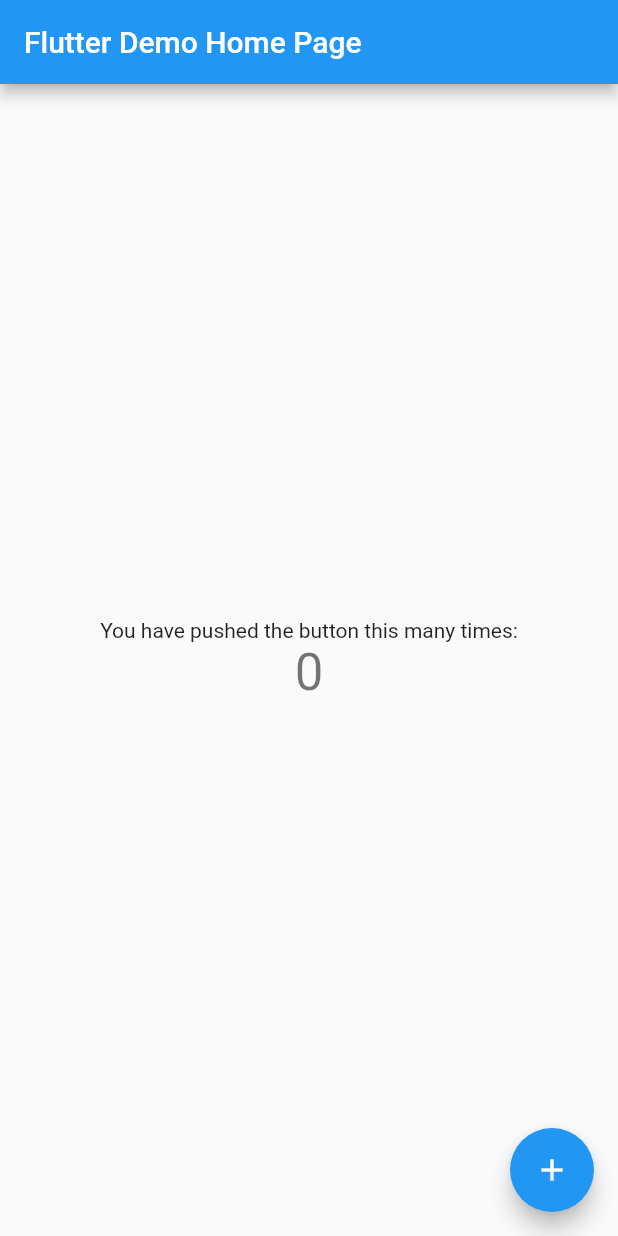
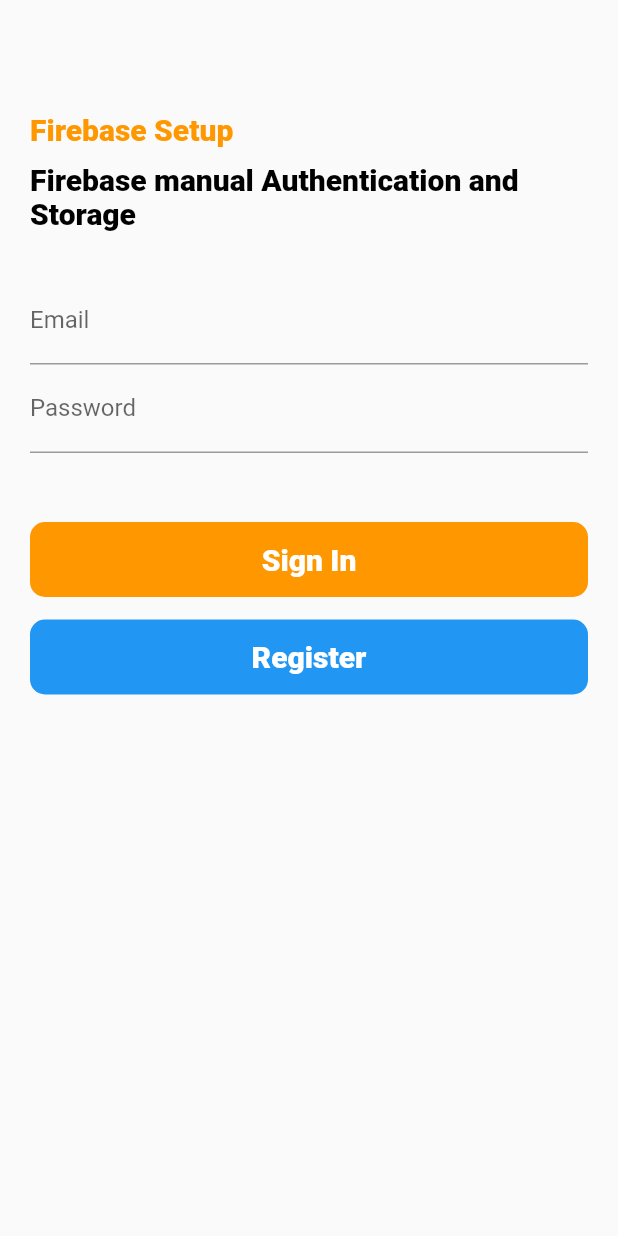
Before and after one commit to ClementPeter/firebase_setup, a Flutter app: the screen it shows after launch, on a phone screen of 412 x 824 dp. Run offline on Flutter 3.47's test engine with Material 2 defaults, Android fonts, the phone set to English and light mode, and no system bars; our stand-ins replace cloud_firestore, firebase_auth, firebase_core; accounts and stored records are empty.

Commit message:
build💡 : Firebase setup

```diff
--- /dev/null
+++ b/firebase_manual/lib/logic/auth.dart
@@ -0,0 +1,44 @@
+import 'dart:io';
+
+import 'package:firebase_auth/firebase_auth.dart';
+import 'package:firebase_manual/utils/failure.dart';
+import 'package:firebase_manual/utils/snackbar.dart';
+import 'package:flutter/material.dart';
+
+class Auth {
+  final FirebaseAuth _auth = FirebaseAuth.instance;
+  //Sign Up method with Firebase Auth
+  Future<UserCredential> register({String? email, String? password}) async {
+    try {
+      final user = await _auth.createUserWithEmailAndPassword(
+          email: email!, password: password!);
+      return user;
+    } on FirebaseAuthException {
+      throw Failure(message: "Firebase Authentication Failed");
+    } on SocketException {
+      throw Failure(message: "No Internet Connection");
+    } catch (e) {
+      throw Failure(message: e.toString());
+    }
+  }
+
+  //Sign In method with Firebase Auth
+  Future<UserCredential> signIn(
+      {String? email, String? password, BuildContext? context}) async {
+    try {
+      final user = await _auth.signInWithEmailAndPassword(
+          email: email!, password: password!);
+      return user;
+    } on FirebaseAuthException {
+      showMessage(
+          context: context,
+          message: "Firebase Exception : Failed to to create a post");
+      throw Failure(message: "Firebase Authentication Failed");
+    } on SocketException {
+      showMessage(context: context, message: "Check your Internet Connection");
+      throw Failure(message: "No Internet Connection");
+    } catch (e) {
+      throw Failure(message: e.toString());
+    }
+  }
+}
--- a/firebase_manual/lib/main.dart
+++ b/firebase_manual/lib/main.dart
@@ -1,6 +1,13 @@
+import 'package:firebase_manual/screens/auth_screen.dart';
 import 'package:flutter/material.dart';
+import 'package:firebase_core/firebase_core.dart';
+//import 'firebase_options.dart';
 
-void main() {
+void main() async {
+  WidgetsFlutterBinding.ensureInitialized();
+  await Firebase.initializeApp(
+      // options: DefaultFirebaseOptions.currentPlatform,
+      );
   runApp(const MyApp());
 }
 
@@ -11,105 +18,11 @@ class MyApp extends StatelessWidget {
   @override
   Widget build(BuildContext context) {
     return MaterialApp(
-      title: 'Flutter Demo',
-      theme: ThemeData(
-        // This is the theme of your application.
-        //
-        // Try running your application with "flutter run". You'll see the
-        // application has a blue toolbar. Then, without quitting the app, try
-        // changing the primarySwatch below to Colors.green and then invoke
-        // "hot reload" (press "r" in the console where you ran "flutter run",
-        // or simply save your changes to "hot reload" in a Flutter IDE).
-        // Notice that the counter didn't reset back to zero; the application
-        // is not restarted.
-        primarySwatch: Colors.blue,
-      ),
-      home: const MyHomePage(title: 'Flutter Demo Home Page'),
-    );
+        debugShowCheckedModeBanner: false,
+        title: 'Firebase Manual',
+        theme: ThemeData(
+          primarySwatch: Colors.blue,
+        ),
+        home: const AuthenticationScreen());
   }
 }
-
-class MyHomePage extends StatefulWidget {
-  const MyHomePage({super.key, required this.title});
-
-  // This widget is the home page of your application. It is stateful, meaning
-  // that it has a State object (defined below) that contains fields that affect
-  // how it looks.
-
-  // This class is the configuration for the state. It holds the values (in this
-  // case the title) provided by the parent (in this case the App widget) and
-  // used by the build method of the State. Fields in a Widget subclass are
-  // always marked "final".
-
-  final String title;
-
-  @override
-  State<MyHomePage> createState() => _MyHomePageState();
-}
-
-class _MyHomePageState extends State<MyHomePage> {
-  int _counter = 0;
-
-  void _incrementCounter() {
-    setState(() {
-      // This call to setState tells the Flutter framework that something has
-      // changed in this State, which causes it to rerun the build method below
-      // so that the display can reflect the updated values. If we changed
-      // _counter without calling setState(), then the build method would not be
-      // called again, and so nothing would appear to happen.
-      _counter++;
-    });
-  }
-
-  @override
-  Widget build(BuildContext context) {
-    // This method is rerun every time setState is called, for instance as done
-    // by the _incrementCounter method above.
-    //
-    // The Flutter framework has been optimized to make rerunning build methods
-    // fast, so that you can just rebuild anything that needs updating rather
-    // than having to individually change instances of widgets.
-    return Scaffold(
-      appBar: AppBar(
-        // Here we take the value from the MyHomePage object that was created by
-        // the App.build method, and use it to set our appbar title.
-        title: Text(widget.title),
-      ),
-      body: Center(
-        // Center is a layout widget. It takes a single child and positions it
-        // in the middle of the parent.
-        child: Column(
-          // Column is also a layout widget. It takes a list of children and
-          // arranges them vertically. By default, it sizes itself to fit its
-          // children horizontally, and tries to be as tall as its parent.
-          //
-          // Invoke "debug painting" (press "p" in the console, choose the
-          // "Toggle Debug Paint" action from the Flutter Inspector in Android
-          // Studio, or the "Toggle Debug Paint" command in Visual Studio Code)
-          // to see the wireframe for each widget.
-          //
-          // Column has various properties to control how it sizes itself and
-          // how it positions its children. Here we use mainAxisAlignment to
-          // center the children vertically; the main axis here is the vertical
-          // axis because Columns are vertical (the cross axis would be
-          // horizontal).
-          mainAxisAlignment: MainAxisAlignment.center,
-          children: <Widget>[
-            const Text(
-              'You have pushed the button this many times:',
-            ),
-            Text(
-              '$_counter',
-              style: Theme.of(context).textTheme.headline4,
-            ),
-          ],
-        ),
-      ),
-      floatingActionButton: FloatingActionButton(
-        onPressed: _incrementCounter,
-        tooltip: 'Increment',
-        child: const Icon(Icons.add),
-      ), // This trailing comma makes auto-formatting nicer for build methods.
-    );
-  }
-}
--- /dev/null
+++ b/firebase_manual/lib/screens/auth_screen.dart
@@ -0,0 +1,169 @@
+import 'package:firebase_manual/logic/auth.dart';
+import 'package:firebase_manual/screens/home_screen.dart';
+import 'package:firebase_manual/screens/widgets/button.dart';
+import 'package:flutter/material.dart';
+
+import '../utils/snackbar.dart';
+
+class AuthenticationScreen extends StatefulWidget {
+  const AuthenticationScreen({super.key});
+
+  @override
+  State<AuthenticationScreen> createState() => _AuthenticationScreenState();
+}
+
+class _AuthenticationScreenState extends State<AuthenticationScreen> {
+  // final _formKey = GlobalKey<FormState>();
+  //textformfield controllers
+  TextEditingController emailController = TextEditingController();
+  TextEditingController passwordController = TextEditingController();
+  //Firebase Auth Class
+  Auth auth = Auth();
+
+  //Toggle Loading indicator
+  bool isLoading = false;
+
+  @override
+  Widget build(BuildContext context) {
+    return Scaffold(
+        body: Form(
+      child: Column(
+        crossAxisAlignment: CrossAxisAlignment.start,
+        children: [
+          const SizedBox(height: 75),
+          const Padding(
+            padding: EdgeInsets.symmetric(horizontal: 20.0),
+            child: Text(
+              'Firebase Setup',
+              style: TextStyle(
+                  color: Colors.orange,
+                  fontSize: 20,
+                  fontWeight: FontWeight.w800),
+            ),
+          ),
+          const SizedBox(height: 10),
+          const Padding(
+            padding: EdgeInsets.symmetric(horizontal: 20.0),
+            child: Text(
+              'Firebase manual Authentication and Storage',
+              style: TextStyle(
+                  color: Colors.black,
+                  fontSize: 20,
+                  fontWeight: FontWeight.w800),
+            ),
+          ),
+          const SizedBox(height: 30),
+          Padding(
+            padding: const EdgeInsets.symmetric(horizontal: 20.0),
+            child: TextFormField(
+              controller: emailController,
+              decoration: const InputDecoration(
+                labelText: 'Email',
+                errorBorder: UnderlineInputBorder(
+                  borderSide: BorderSide(color: Colors.red),
+                ),
+                hintText: "Email Address",
+                hintStyle: TextStyle(color: Colors.grey),
+              ),
+              keyboardType: TextInputType.emailAddress,
+            ),
+          ),
+          Padding(
+            padding: const EdgeInsets.symmetric(horizontal: 20.0),
+            child: TextFormField(
+              obscureText: true,
+              controller: passwordController,
+              decoration: const InputDecoration(
+                errorBorder: UnderlineInputBorder(
+                  borderSide: BorderSide(color: Colors.red),
+                ),
+                labelText: 'Password',
+                hintText: "Password",
+                hintStyle: TextStyle(color: Colors.grey),
+              ),
+              keyboardType: TextInputType.visiblePassword,
+            ),
+          ),
+          const SizedBox(height: 15),
+          isLoading
+              ? const Center(child: CircularProgressIndicator())
+              : const Text(""),
+          const SizedBox(height: 15),
+          button(
+            context: context,
+            text: "Sign In",
+            width: MediaQuery.of(context).size.height * 0.6,
+            height: 50,
+            buttonColor: Colors.orange,
+            onPressed: () async {
+              if (emailController.text.isEmpty ||
+                  passwordController.text.isEmpty) {
+                showMessage(
+                  message: 'Please fill all the fields for login',
+                  context: context,
+                );
+              } else {
+                //Triggering loading indicator
+                setState(() {
+                  isLoading = true;
+                });
+                //Login the user in Firebase
+                await auth.signIn(
+                  email: emailController.text.trim(),
+                  password: passwordController.text.trim(),
+                );
+                //Navigate to the HomeScreen
+                Navigator.push(
+                  context,
+                  MaterialPageRoute(
+                    builder: (context) => const HomeScreen(),
+                  ),
+                );
+                setState(() {
+                  isLoading = false;
+                });
+              }
+            },
+          ),
+          const SizedBox(height: 15),
+          button(
+            context: context,
+            width: MediaQuery.of(context).size.height * 0.6,
+            height: 50,
+            text: "Register",
+            buttonColor: Colors.blue,
+            onPressed: () async {
+              if (emailController.text.isEmpty ||
+                  passwordController.text.isEmpty) {
+                showMessage(
+                  message: 'Please fill all the fields for login',
+                  context: context,
+                );
+              } else {
+                //Triggering loading indicator
+                setState(() {
+                  isLoading = true;
+                });
+                //Login the user in Firebase
+                await auth.register(
+                  email: emailController.text.trim(),
+                  password: passwordController.text.trim(),
+                );
+                //Navigate to the HomeScreen
+                Navigator.push(
+                  context,
+                  MaterialPageRoute(
+                    builder: (context) => const HomeScreen(),
+                  ),
+                );
+                setState(() {
+                  isLoading = false;
+                });
+              }
+            },
+          )
+        ],
+      ),
+    ));
+  }
+}
--- /dev/null
+++ b/firebase_manual/lib/screens/widgets/button.dart
@@ -0,0 +1,33 @@
+import 'package:flutter/material.dart';
+
+Widget button({
+  BuildContext? context,
+  String? text,
+  Color? buttonColor,
+  double? width,
+  double? height,
+  @required VoidCallback? onPressed,
+}) {
+  return GestureDetector(
+    onTap: onPressed!,
+    child: Container(
+      width: width,
+      height: height,
+      margin: const EdgeInsets.symmetric(horizontal: 20),
+      decoration: BoxDecoration(
+        color: buttonColor,
+        borderRadius: BorderRadius.circular(10),
+      ),
+      child: Center(
+        child: Text(
+          text!,
+          style: const TextStyle(
+            color: Colors.white,
+            fontSize: 20,
+            fontWeight: FontWeight.w800,
+          ),
+        ),
+      ),
+    ),
+  );
+}
--- /dev/null
+++ b/firebase_manual/lib/utils/failure.dart
@@ -0,0 +1,11 @@
+import 'package:flutter/material.dart';
+
+class Failure {
+  final String? message;
+  Failure({this.message});
+
+  @override
+  String toString() {
+    return message!;
+  }
+}
--- a/firebase_manual/pubspec.yaml
+++ b/firebase_manual/pubspec.yaml
@@ -36,6 +36,9 @@ dependencies:
   # The following adds the Cupertino Icons font to your application.
   # Use with the CupertinoIcons class for iOS style icons.
   cupertino_icons: ^1.0.2
+  firebase_core: ^2.9.0
+  firebase_auth: ^4.4.0
+  cloud_firestore: ^4.5.0
 
 dev_dependencies:
   flutter_test:
```
Also changed, not shown: firebase_manual/lib/logic/firestore.dart (added, +33 -0 lines), firebase_manual/lib/screens/home_screen.dart (added, +194 -0 lines), firebase_manual/lib/screens/upload_post.dart (added, +121 -0 lines), firebase_manual/lib/utils/snackbar.dart (added, +12 -0 lines), firebase_manual/pubspec.lock, 4 other files.
